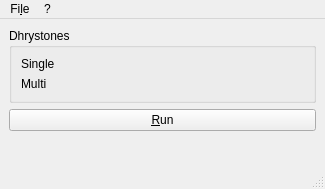
First picture: the form in qdhrystonewidget.ui, repository teknoraver/qdhrystone, before the edit.
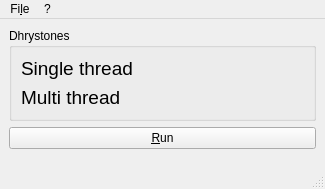
Second picture: the form after the edit. Icons and pictures are not drawn.

Diff of the .ui file:
```diff
--- a/qdhrystonewidget.ui
+++ b/qdhrystonewidget.ui
@@ -27,13 +27,25 @@
       <layout class="QGridLayout" name="gridLayout">
        <item row="0" column="0">
         <widget class="QLabel" name="label">
+         <property name="font">
+          <font>
+           <pointsize>14</pointsize>
+          </font>
+         </property>
          <property name="text">
-          <string>Single</string>
+          <string>Single thread</string>
          </property>
         </widget>
        </item>
        <item row="0" column="1">
         <widget class="QLabel" name="sresult">
+         <property name="font">
+          <font>
+           <pointsize>14</pointsize>
+           <weight>75</weight>
+           <bold>true</bold>
+          </font>
+         </property>
          <property name="text">
           <string/>
          </property>
@@ -41,13 +53,25 @@
        </item>
        <item row="1" column="0">
         <widget class="QLabel" name="label_2">
+         <property name="font">
+          <font>
+           <pointsize>14</pointsize>
+          </font>
+         </property>
          <property name="text">
-          <string>Multi</string>
+          <string>Multi thread</string>
          </property>
         </widget>
        </item>
        <item row="1" column="1">
         <widget class="QLabel" name="mresult">
+         <property name="font">
+          <font>
+           <pointsize>14</pointsize>
+           <weight>75</weight>
+           <bold>true</bold>
+          </font>
+         </property>
          <property name="text">
           <string/>
          </property>
```
